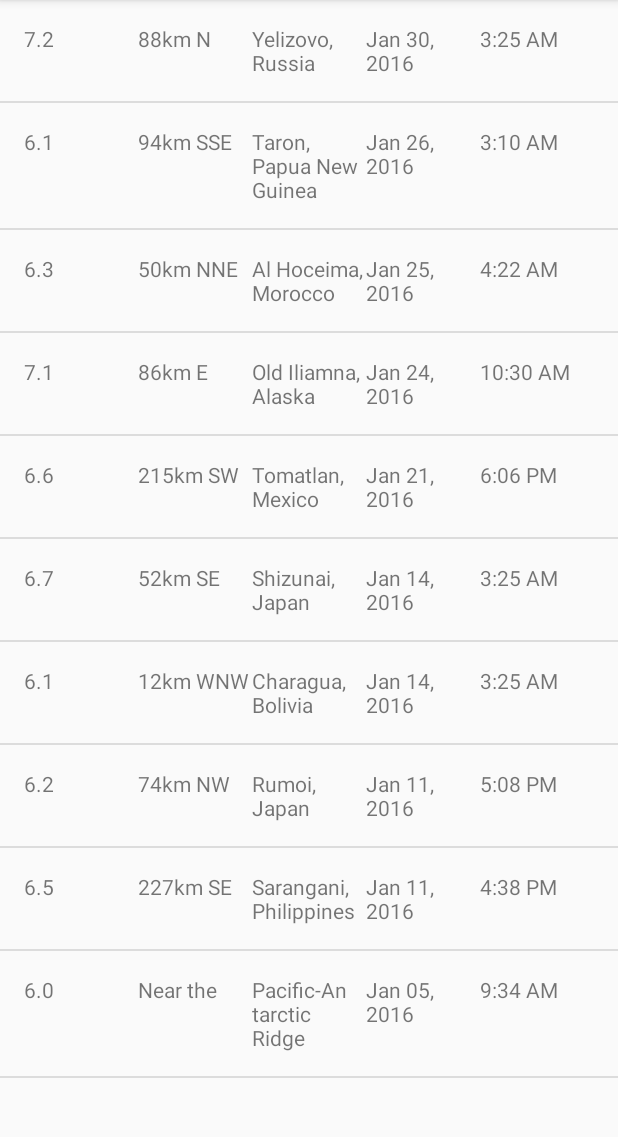
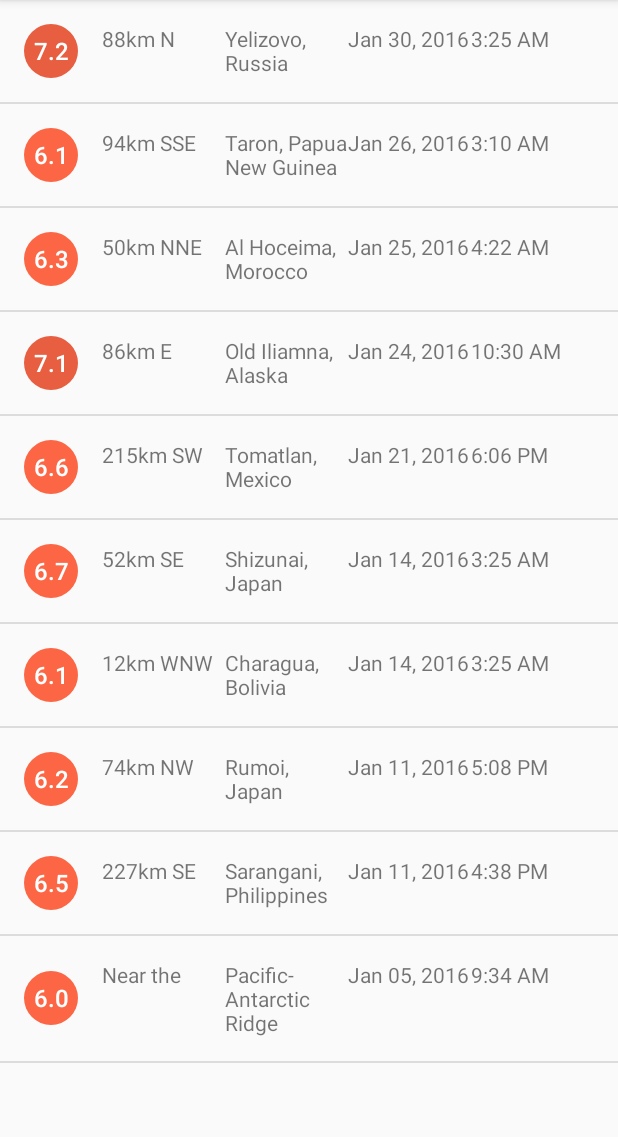
Before and after one commit to andreshidalgo08/Udacity-Quake-Report, an Android app: the screen it shows after launch (EarthquakeActivity), on a phone screen of 412 x 824 dp, the part 84-1221 px from its top. Run offline under Robolectric (Android 15) with nearby library versions, the phone set to English and light mode, and no system bars.

Commit message:
Added magnitude circle and switch for colors depending on magnitude

```diff
--- a/app/src/main/java/com/example/android/quakereport/Earthquake.java
+++ b/app/src/main/java/com/example/android/quakereport/Earthquake.java
@@ -5,17 +5,17 @@ package com.example.android.quakereport;
  */
 
 public class Earthquake {
-    private Double magnitude;
+    private double magnitude;
     private String location;
     private long timeInMilliseconds;
 
-    public Earthquake(Double _magnitude, String _location, long _timeInMilliseconds) {
+    public Earthquake(double _magnitude, String _location, long _timeInMilliseconds) {
         magnitude = _magnitude;
         location = _location;
         timeInMilliseconds = _timeInMilliseconds;
     }
 
-    public Double getMagnitude() {
+    public double getMagnitude() {
         return magnitude;
     }
 
--- a/app/src/main/java/com/example/android/quakereport/EarthquakeAdapter.java
+++ b/app/src/main/java/com/example/android/quakereport/EarthquakeAdapter.java
@@ -1,8 +1,10 @@
 package com.example.android.quakereport;
 
 import android.content.Context;
+import android.graphics.drawable.GradientDrawable;
 import android.support.annotation.NonNull;
 import android.support.annotation.Nullable;
+import android.support.v4.content.ContextCompat;
 import android.view.LayoutInflater;
 import android.view.View;
 import android.view.ViewGroup;
@@ -54,6 +56,10 @@ public class EarthquakeAdapter extends ArrayAdapter<Earthquake> {
 
         Earthquake currentEarthquake = getItem(position);
 
+        GradientDrawable magnitudeCircle = (GradientDrawable) magnitudeTextView.getBackground();
+        int magnitudeColor = getMagnitudeColor(currentEarthquake.getMagnitude());
+        magnitudeCircle.setColor(magnitudeColor);
+
         String originalLocation = currentEarthquake.getLocation();
         if (originalLocation.contains(LOCATION_SEPARATOR)) {
             String[] parts = originalLocation.split(LOCATION_SEPARATOR);
@@ -73,4 +79,43 @@ public class EarthquakeAdapter extends ArrayAdapter<Earthquake> {
 
         return view;
     }
+
+    private int getMagnitudeColor(double magnitude) {
+        int magnitudeColorResourceId;
+        int magnitudeFloor = (int) Math.floor(magnitude);
+        switch (magnitudeFloor) {
+            case 0:
+            case 1:
+                magnitudeColorResourceId = R.color.magnitude1;
+                break;
+            case 2:
+                magnitudeColorResourceId = R.color.magnitude2;
+                break;
+            case 3:
+                magnitudeColorResourceId = R.color.magnitude3;
+                break;
+            case 4:
+                magnitudeColorResourceId = R.color.magnitude4;
+                break;
+            case 5:
+                magnitudeColorResourceId = R.color.magnitude5;
+                break;
+            case 6:
+                magnitudeColorResourceId = R.color.magnitude6;
+                break;
+            case 7:
+                magnitudeColorResourceId = R.color.magnitude7;
+                break;
+            case 8:
+                magnitudeColorResourceId = R.color.magnitude8;
+                break;
+            case 9:
+                magnitudeColorResourceId = R.color.magnitude9;
+                break;
+            default:
+                magnitudeColorResourceId = R.color.magnitude10plus;
+                break;
+        }
+        return ContextCompat.getColor(getContext(), magnitudeColorResourceId);
+    }
 }
--- /dev/null
+++ b/app/src/main/res/drawable/magnitude_circle.xml
@@ -0,0 +1,10 @@
+<?xml version="1.0" encoding="utf-8"?>
+<!-- Background circle for the magnitude value -->
+<shape xmlns:android="http://schemas.android.com/apk/res/android"
+    android:shape="oval">
+    <solid android:color="@color/magnitude1" />
+    <size
+        android:width="36dp"
+        android:height="36dp" />
+    <corners android:radius="18dp" />
+</shape>
--- a/app/src/main/res/layout/earthquake_list_item.xml
+++ b/app/src/main/res/layout/earthquake_list_item.xml
@@ -8,17 +8,23 @@
 
     <TextView
         android:id="@+id/magnitude"
-        android:layout_width="0dp"
-        android:layout_height="wrap_content"
-        android:layout_weight="1"
+        android:layout_width="36dp"
+        android:layout_height="36dp"
+        android:layout_gravity="center_vertical"
+        android:background="@drawable/magnitude_circle"
+        android:fontFamily="sans-serif-medium"
+        android:gravity="center"
+        android:textColor="@android:color/white"
+        android:textSize="16sp"
         tools:text="8.9"/>
 
     <TextView
         android:id="@+id/location_offset"
+        android:layout_marginLeft="16dp"
         android:layout_width="0dp"
         android:layout_height="wrap_content"
         android:layout_weight="1"
-        tools:text="San Francisco"/>
+        tools:text="30km S of"/>
 
     <TextView
         android:id="@+id/primary_location"
--- a/app/src/main/res/values/colors.xml
+++ b/app/src/main/res/values/colors.xml
@@ -22,4 +22,34 @@
 
     <!-- Accent color of the app -->
     <color name="colorAccent">#10CAC9</color>
+
+    <!-- Color for an earthquake with magnitude 0 and 2 -->
+    <color name="magnitude1">#4A7BA7</color>
+
+    <!-- Magnitude circle color for an earthquake with magnitude between 2 and 3 -->
+    <color name="magnitude2">#04B4B3</color>
+
+    <!-- Magnitude circle color for an earthquake with magnitude between 3 and 4 -->
+    <color name="magnitude3">#10CAC9</color>
+
+    <!-- Magnitude circle color for an earthquake with magnitude between 4 and 5 -->
+    <color name="magnitude4">#F5A623</color>
+
+    <!-- Magnitude circle color for an earthquake with magnitude between 5 and 6 -->
+    <color name="magnitude5">#FF7D50</color>
+
+    <!-- Magnitude circle color for an earthquake with magnitude between 6 and 7 -->
+    <color name="magnitude6">#FC6644</color>
+
+    <!-- Magnitude circle color for an earthquake with magnitude between 7 and 8 -->
+    <color name="magnitude7">#E75F40</color>
+
+    <!-- Magnitude circle color for an earthquake with magnitude between 8 and 9 -->
+    <color name="magnitude8">#E13A20</color>
+
+    <!-- Magnitude circle color for an earthquake with magnitude between 9 and 10 -->
+    <color name="magnitude9">#D93218</color>
+
+    <!-- Magnitude circle color for an earthquake with magnitude over 10 -->
+    <color name="magnitude10plus">#C03823</color>
 </resources>
```
